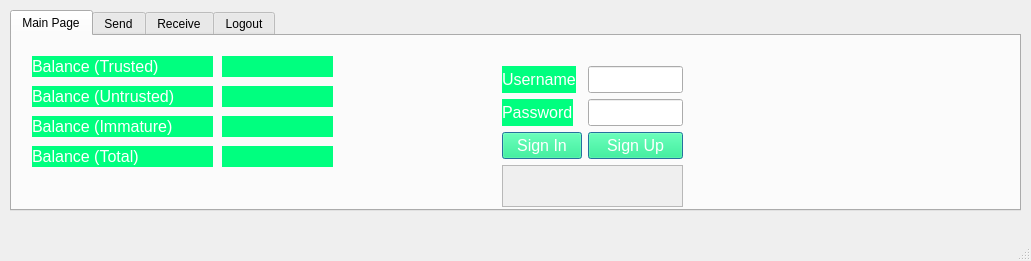
Before: the Qt Designer form mainwindow.ui in furkankamer/BitcoinWallet, drawn with Qt 5.
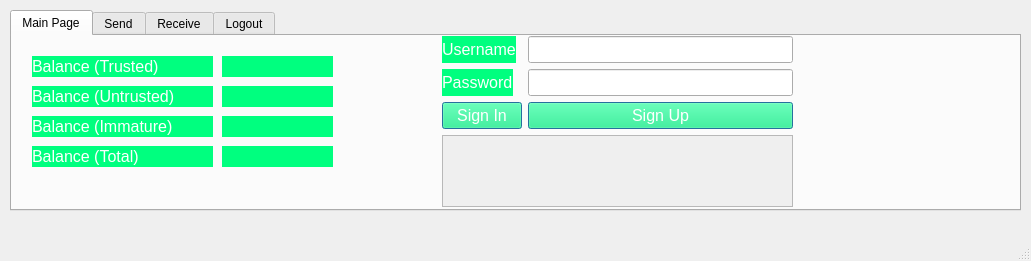
After: the same form once the commit is applied.

```diff
--- a/mainwindow.ui
+++ b/mainwindow.ui
@@ -196,10 +196,10 @@
      <widget class="QWidget" name="LoginForm" native="true">
       <property name="geometry">
        <rect>
-        <x>490</x>
-        <y>30</y>
-        <width>181</width>
-        <height>141</height>
+        <x>430</x>
+        <y>0</y>
+        <width>351</width>
+        <height>171</height>
        </rect>
       </property>
       <layout class="QFormLayout" name="formLayout">
```
Left out of the diff: 2 changed lines with no effect on the pictures.
